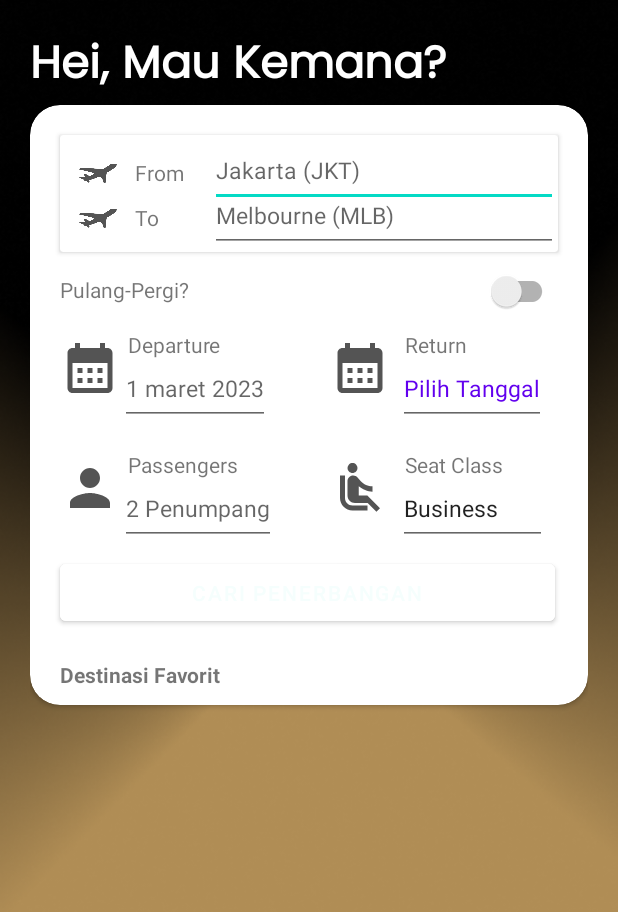
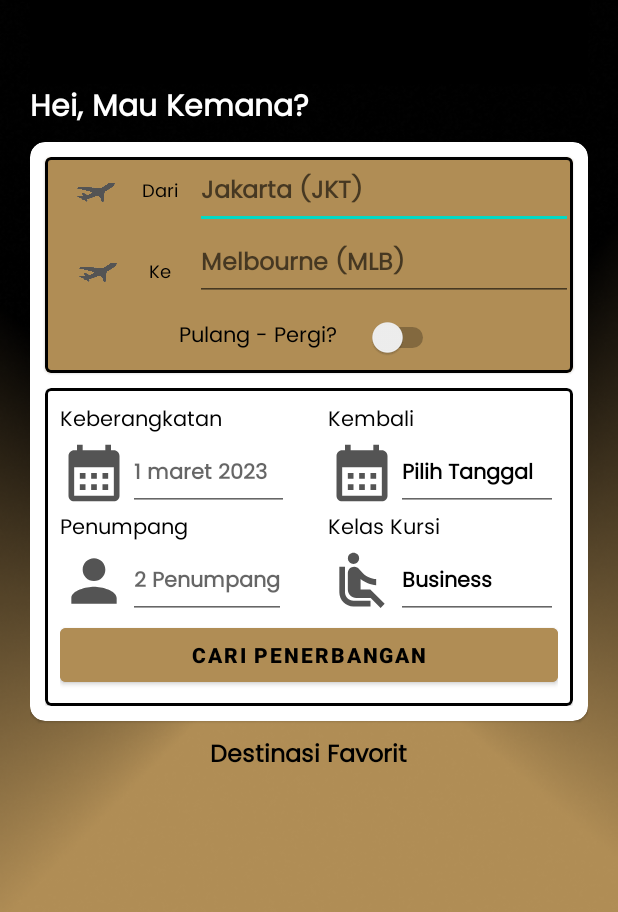
Before and after one commit to Flytix-Aerotech/AND-Tim-C-9, an Android app: the fragment Home shown on its own in the app's theme, on a phone screen of 412 x 824 dp. Shown: the top 912 px of the screen. Run offline under Robolectric (Android 15) with nearby library versions, the phone set to English and light mode, and no system bars.

Commit message:
Update Home

```diff
--- a/app/src/main/res/layout/fragment_home.xml
+++ b/app/src/main/res/layout/fragment_home.xml
@@ -1,222 +1,294 @@
 <?xml version="1.0" encoding="utf-8"?>
 <RelativeLayout xmlns:android="http://schemas.android.com/apk/res/android"
+    xmlns:app="http://schemas.android.com/apk/res-auto"
     xmlns:tools="http://schemas.android.com/tools"
     android:layout_width="match_parent"
     android:layout_height="match_parent"
-    xmlns:app="http://schemas.android.com/apk/res-auto"
     android:background="@drawable/bg_fargment"
-    android:padding="20dp"
+    android:paddingHorizontal="20dp"
     tools:context=".view.Home">
 
+    <androidx.appcompat.widget.Toolbar
+        android:id="@+id/tb_home"
+        android:layout_width="match_parent"
+        android:layout_height="wrap_content"
+        android:background="@color/black">
+
+    </androidx.appcompat.widget.Toolbar>
+
     <TextView
+        android:id="@+id/tvhome"
         style="@style/textheading20bold"
         android:layout_width="wrap_content"
         android:layout_height="wrap_content"
-        android:text="Hei, Mau Kemana?"
-        android:textColor="@color/white"
-        android:textSize="30sp" />
+        android:layout_below="@id/tb_home"
+        android:text="Hei, Mau Kemana?" />
 
 
-    <androidx.cardview.widget.CardView
+    <com.google.android.material.card.MaterialCardView
+        android:id="@+id/cv_home"
         android:layout_width="match_parent"
         android:layout_height="wrap_content"
-        android:layout_marginTop="50dp"
+        android:layout_below="@id/tvhome"
+        android:layout_marginTop="5dp"
         app:cardBackgroundColor="@color/white"
-        app:cardCornerRadius="20dp">
+        app:cardCornerRadius="10dp">
 
-        <androidx.cardview.widget.CardView
+        <RelativeLayout
+            android:layout_width="match_parent"
+            android:layout_height="wrap_content">
+
+            <com.google.android.material.card.MaterialCardView
+                android:id="@+id/cv_keberangkatan"
                 android:layout_width="match_parent"
                 android:layout_height="wrap_content"
-            android:layout_marginLeft="20dp"
-            android:layout_marginTop="20dp"
-            android:layout_marginRight="20dp">
+                android:layout_marginHorizontal="10dp"
+                android:layout_marginTop="10dp"
+                app:cardBackgroundColor="@color/emas"
+                app:strokeColor="@color/black"
+                app:strokeWidth="2dp">
+
+                <RelativeLayout
+                    android:layout_width="match_parent"
+                    android:layout_height="wrap_content">
 
                     <ImageView
+                        android:id="@+id/iv_pesawatdari"
                         android:layout_width="30dp"
                         android:layout_height="30dp"
-                android:layout_marginLeft="10dp"
-                android:layout_marginTop="10dp"
+                        android:layout_alignParentTop="true"
+                        android:layout_marginTop="8dp"
+                        android:layout_marginEnd="16dp"
+                        android:layout_toStartOf="@id/tv_darimana"
                         android:src="@drawable/pesawat" />
 
                     <ImageView
+                        android:id="@+id/iv_pesawatke"
                         android:layout_width="30dp"
                         android:layout_height="30dp"
-                android:layout_marginLeft="10dp"
-                android:layout_marginTop="40dp"
+                        android:layout_below="@id/iv_pesawatdari"
+                        android:layout_marginTop="23dp"
+                        android:layout_marginEnd="19dp"
+                        android:layout_toStartOf="@id/tv_kemana"
                         android:src="@drawable/pesawat" />
 
                     <TextView
-                android:layout_width="match_parent"
-                android:layout_height="30dp"
-                android:layout_marginLeft="50dp"
-                android:layout_marginTop="15dp"
-                android:text="From" />
+                        android:id="@+id/tv_darimana"
+                        style="@style/textbody12reguler"
+                        android:layout_width="wrap_content"
+                        android:layout_height="wrap_content"
+                        android:layout_alignParentTop="true"
+                        android:layout_marginTop="13dp"
+                        android:layout_marginEnd="11dp"
+                        android:layout_toStartOf="@id/et_asallokasi"
+                        android:text="Dari" />
 
                     <EditText
-                android:id="@+id/asal"
+                        android:id="@+id/et_asallokasi"
+                        style="@style/texttitle16bold"
+                        android:layout_width="252dp"
+                        android:layout_height="wrap_content"
+                        android:layout_alignParentEnd="true"
+                        android:hint="Jakarta (JKT)"
+                        android:minHeight="48dp"
+                        tools:ignore="TextSizeCheck"
+                        android:inputType="text" />
+
+                    <TextView
+                        android:id="@+id/tv_kemana"
+                        style="@style/textbody12reguler"
+                        android:layout_width="wrap_content"
+                        android:layout_height="wrap_content"
+                        android:layout_below="@id/tv_darimana"
+                        android:layout_marginTop="33dp"
+                        android:layout_marginEnd="16dp"
+                        android:layout_toStartOf="@id/et_tujuanlokasi"
+                        android:text="Ke" />
+
+                    <EditText
+                        android:id="@+id/et_tujuanlokasi"
+                        style="@style/texttitle16bold"
+                        android:layout_width="252dp"
+                        android:layout_height="wrap_content"
+                        android:layout_below="@id/et_asallokasi"
+                        android:layout_alignParentEnd="true"
+                        android:hint="Melbourne (MLB)"
+                        android:minHeight="48dp"
+                        tools:ignore="TextSizeCheck"
+                        android:inputType="text" />
+
+                    <Switch
+                        android:id="@+id/switch_pp"
+                        style="@style/textbody14reguler"
+                        android:layout_width="173dp"
+                        android:layout_height="wrap_content"
+                        android:layout_below="@id/et_tujuanlokasi"
+                        android:layout_centerHorizontal="true"
+                        android:minHeight="48dp"
+                        android:text="Pulang - Pergi?" />
+                </RelativeLayout>
+            </com.google.android.material.card.MaterialCardView>
+
+            <RelativeLayout
                 android:layout_width="match_parent"
                 android:layout_height="wrap_content"
-                android:layout_marginLeft="100dp"
-                android:hint="Jakarta (JKT)"
-                android:minHeight="48dp"
-                android:textSize="15dp"
-                tools:ignore="TextSizeCheck" />
+                android:layout_below="@id/cv_keberangkatan"
+                android:layout_marginHorizontal="10dp"
+                android:layout_marginVertical="10dp">
+
+                <com.google.android.material.card.MaterialCardView
+                    android:id="@+id/cv_penumpang"
+                    android:layout_width="match_parent"
+                    android:layout_height="wrap_content"
+                    app:strokeColor="@color/black"
+                    app:strokeWidth="2dp">
+
+                    <RelativeLayout
+                        android:layout_width="match_parent"
+                        android:layout_height="wrap_content"
+                        android:layout_margin="10dp">
 
                         <TextView
-                android:layout_width="match_parent"
-                android:layout_height="30dp"
-                android:layout_marginLeft="50dp"
-                android:layout_marginTop="45dp"
-                android:text="To" />
+                            android:id="@+id/tv_departure"
+                            style="@style/textbody14reguler"
+                            android:layout_width="140dp"
+                            android:layout_height="wrap_content"
+                            android:text="Keberangkatan" />
+
+                        <ImageView
+                            android:id="@+id/img_departure"
+                            android:layout_width="45dp"
+                            android:layout_height="45dp"
+                            android:layout_below="@id/tv_departure"
+                            android:src="@drawable/calendar_month" />
 
                         <EditText
-                android:id="@+id/tujuan"
+                            android:id="@+id/ET_departure"
+                            style="@style/textbody14bold"
+                            android:layout_width="107dp"
+                            android:layout_height="wrap_content"
+                            android:layout_below="@id/tv_departure"
+                            android:layout_toEndOf="@id/img_departure"
+                            android:hint="1 maret 2023"
+                            android:inputType="text"
+                            android:minHeight="48dp" />
+
+                        <TextView
+                            android:id="@+id/tv_return"
+                            style="@style/textbody14reguler"
+                            android:layout_width="153dp"
+                            android:layout_height="wrap_content"
+                            android:layout_above="@id/iv_return"
+                            android:layout_alignParentEnd="true"
+                            android:layout_marginBottom="2dp"
+                            android:text="Kembali" />
+
+
+                        <ImageView
+                            android:id="@+id/iv_return"
+                            android:layout_width="45dp"
+                            android:layout_height="45dp"
+                            android:layout_below="@id/tv_departure"
+                            android:layout_toStartOf="@id/et_return"
+                            android:src="@drawable/calendar_month" />
+
+                        <EditText
+                            android:id="@+id/et_return"
+                            style="@style/textbody14bold"
+                            android:layout_width="108dp"
+                            android:layout_height="wrap_content"
+                            android:layout_below="@id/tv_departure"
+                            android:layout_alignParentEnd="true"
+                            android:minHeight="48dp"
+                            android:text="Pilih Tanggal"
+                            tools:ignore="TextSizeCheck"
+                            android:inputType="text" />
+
+                        <TextView
+                            android:id="@+id/tv_passengers"
+                            style="@style/textbody14reguler"
+                            android:layout_width="wrap_content"
+                            android:layout_height="wrap_content"
+                            android:layout_below="@id/ET_departure"
+                            android:text="Penumpang" />
+
+                        <ImageView
+                            android:id="@+id/iv_passengers"
+                            android:layout_width="45dp"
+                            android:layout_height="45dp"
+                            android:layout_below="@id/tv_passengers"
+                            android:src="@drawable/person" />
+
+                        <EditText
+                            android:id="@+id/ET_passenger"
+                            style="@style/textbody14bold"
+                            android:layout_width="wrap_content"
+                            android:layout_height="wrap_content"
+                            android:layout_below="@id/tv_passengers"
+                            android:layout_toEndOf="@id/iv_passengers"
+                            android:hint="2 Penumpang"
+                            android:minHeight="48dp"
+                            tools:ignore="TextSizeCheck"
+                            android:inputType="text" />
+
+                        <TextView
+                            android:id="@+id/tv_kelaskursi"
+                            style="@style/textbody14reguler"
+                            android:layout_width="153dp"
+                            android:layout_height="wrap_content"
+                            android:layout_below="@id/et_return"
+                            android:layout_alignParentEnd="true"
+                            android:text="Kelas Kursi" />
+
+                        <EditText
+                            android:id="@+id/et_kelaskursi"
+                            style="@style/textbody14bold"
+                            android:layout_width="108dp"
+                            android:layout_height="wrap_content"
+                            android:layout_below="@id/tv_kelaskursi"
+                            android:layout_alignParentEnd="true"
+                            android:minHeight="48dp"
+                            android:text="Business"
+                            tools:ignore="TextSizeCheck"
+                            android:inputType="text" />
+
+                        <ImageView
+                            android:id="@+id/iv_kelaskursi"
+                            android:layout_width="45dp"
+                            android:layout_height="45dp"
+                            android:layout_below="@id/tv_kelaskursi"
+                            android:layout_toStartOf="@id/et_kelaskursi"
+                            android:src="@drawable/airline_seat" />
+
+
+                        <Button
+                            style="@style/btngold"
                             android:layout_width="match_parent"
                             android:layout_height="wrap_content"
-                android:layout_marginLeft="100dp"
-                android:layout_marginTop="30dp"
-                android:hint="Melbourne (MLB)"
-                android:minHeight="48dp"
-                android:textSize="15dp"
-                tools:ignore="TextSizeCheck" />
+                            android:layout_below="@id/et_kelaskursi"
+                            android:text="Cari Penerbangan" />
+                    </RelativeLayout>
 
-
-        </androidx.cardview.widget.CardView>
-
-        <androidx.appcompat.widget.SwitchCompat
-            android:layout_width="match_parent"
-            android:layout_height="wrap_content"
-            android:layout_marginTop="100dp"
-            android:layout_marginRight="20dp" />
-
-        <TextView
-            android:layout_width="match_parent"
-            android:layout_height="wrap_content"
-            android:layout_marginLeft="20dp"
-            android:layout_marginTop="113dp"
-            android:text="Pulang-Pergi?" />
-
-        <TextView
-            android:layout_width="match_parent"
-            android:layout_height="wrap_content"
-            android:layout_marginLeft="65dp"
-            android:layout_marginTop="150dp"
-            android:text="Departure" />
-
-        <EditText
-            android:layout_width="wrap_content"
-            android:layout_height="wrap_content"
-            android:layout_marginLeft="60dp"
-            android:layout_marginTop="165dp"
-            android:hint="1 maret 2023"
-            android:minHeight="48dp"
-            android:textSize="15dp"
-            tools:ignore="TextSizeCheck" />
-
-        <ImageView
-            android:layout_width="40dp"
-            android:layout_height="40dp"
-            android:layout_marginLeft="20dp"
-            android:layout_marginTop="155dp"
-            android:src="@drawable/calendar_month" />
-
-        <TextView
-            android:layout_width="100dp"
-            android:layout_height="wrap_content"
-            android:layout_marginLeft="250dp"
-            android:layout_marginTop="230dp"
-            android:text="Seat Class" />
-
-        <EditText
-            android:layout_width="99dp"
-            android:layout_height="wrap_content"
-            android:layout_marginLeft="245dp"
-            android:layout_marginTop="245dp"
-            android:minHeight="48dp"
-            android:text="Business"
-            android:textSize="15dp"
-            tools:ignore="TextSizeCheck" />
-
-        <ImageView
-            android:layout_width="40dp"
-            android:layout_height="40dp"
-            android:layout_marginLeft="200dp"
-            android:layout_marginTop="155dp"
-            android:src="@drawable/calendar_month" />
+                </com.google.android.material.card.MaterialCardView>
+            </RelativeLayout>
+        </RelativeLayout>
+    </com.google.android.material.card.MaterialCardView>
 
 
     <TextView
-            android:layout_width="match_parent"
-            android:layout_height="wrap_content"
-            android:layout_marginLeft="250dp"
-            android:layout_marginTop="150dp"
-            android:text="Return" />
-
-        <EditText
+        android:layout_below="@id/cv_home"
+        android:id="@+id/tv_favdestinasi"
+        style="@style/texttitle16bold"
         android:layout_width="wrap_content"
         android:layout_height="wrap_content"
-            android:layout_marginLeft="245dp"
-            android:layout_marginTop="165dp"
-            android:minHeight="48dp"
-            android:text="Pilih Tanggal"
-            android:textColor="@color/purple_500"
-            android:textSize="15dp"
-            tools:ignore="TextSizeCheck" />
-
-        <ImageView
-            android:layout_width="40dp"
-            android:layout_height="40dp"
-            android:layout_marginLeft="200dp"
-            android:layout_marginTop="235dp"
-            android:src="@drawable/airline_seat" />
-
-        <TextView
-            android:layout_width="match_parent"
-            android:layout_height="wrap_content"
-            android:layout_marginLeft="65dp"
-            android:layout_marginTop="230dp"
-            android:text="Passengers" />
-
-        <EditText
-            android:layout_width="wrap_content"
-            android:layout_height="wrap_content"
-            android:layout_marginLeft="60dp"
-            android:layout_marginTop="245dp"
-            android:hint="2 Penumpang"
-            android:minHeight="48dp"
-            android:textSize="15dp"
-            tools:ignore="TextSizeCheck" />
-
-        <ImageView
-            android:layout_width="40dp"
-            android:layout_height="40dp"
-            android:layout_marginLeft="20dp"
-            android:layout_marginTop="235dp"
-            android:src="@drawable/person" />
-
-        <Button
-            android:layout_width="330dp"
-            android:layout_height="50dp"
-            android:layout_marginLeft="20dp"
-            android:layout_marginTop="300dp"
-            style="@style/btn"
-            android:text="Cari Penerbangan" />
-
-        <TextView
-            android:layout_width="match_parent"
-            android:layout_height="wrap_content"
-            android:layout_marginLeft="20dp"
-            android:layout_marginTop="370dp"
-            android:text="Destinasi Favorit"
-            android:textStyle="bold" />
+        android:layout_centerHorizontal="true"
+        android:layout_marginTop="10dp"
+        android:text="Destinasi Favorit" />
 
     <androidx.recyclerview.widget.RecyclerView
         android:id="@+id/rvHome"
         android:layout_width="match_parent"
         android:layout_height="wrap_content"
-            android:layout_marginLeft="20dp"
-            android:layout_marginTop="400dp" />
-
-    </androidx.cardview.widget.CardView>
+        android:layout_below="@id/tv_favdestinasi" />
 
 </RelativeLayout>
--- a/app/src/main/res/layout/fragment_login.xml
+++ b/app/src/main/res/layout/fragment_login.xml
@@ -5,7 +5,7 @@
     android:layout_width="match_parent"
     android:layout_height="match_parent"
     tools:context=".view.Login"
-    android:background="@color/black">
+    android:background="@drawable/bg_fargment">
 
 
     <androidx.appcompat.widget.Toolbar
--- a/app/src/main/res/values/styles.xml
+++ b/app/src/main/res/values/styles.xml
@@ -3,39 +3,39 @@
 
 <!--    style text body-->
     <style name="textbody10reguler">
-        <item name="android:textColor">@color/white</item>
+        <item name="android:textColor">@color/black</item>
         <item name="android:textSize">10sp</item>
         <item name="android:fontFamily">@font/poppin</item>
     </style>
 
     <style name="textbody10bold">
-        <item name="android:textColor">@color/white</item>
+        <item name="android:textColor">@color/black</item>
         <item name="android:textSize">10sp</item>
         <item name="android:fontFamily">@font/poppin</item>
         <item name="android:textStyle">bold</item>
     </style>
 
     <style name="textbody12reguler">
-        <item name="android:textColor">@color/white</item>
+        <item name="android:textColor">@color/black</item>
         <item name="android:textSize">12sp</item>
         <item name="android:fontFamily">@font/poppin</item>
     </style>
 
     <style name="textbody12bold">
-        <item name="android:textColor">@color/white</item>
+        <item name="android:textColor">@color/black</item>
         <item name="android:textSize">12sp</item>
         <item name="android:fontFamily">@font/poppin</item>
         <item name="android:textStyle">bold</item>
     </style>
 
     <style name="textbody14reguler">
-        <item name="android:textColor">@color/white</item>
+        <item name="android:textColor">@color/black</item>
         <item name="android:textSize">14sp</item>
         <item name="android:fontFamily">@font/poppin</item>
     </style>
 
     <style name="textbody14bold">
-        <item name="android:textColor">@color/white</item>
+        <item name="android:textColor">@color/black</item>
         <item name="android:textSize">14sp</item>
         <item name="android:fontFamily">@font/poppin</item>
         <item name="android:textStyle">bold</item>
@@ -43,26 +43,26 @@
 
 <!--    style text title-->
     <style name="texttitle16reguler">
-        <item name="android:textColor">@color/white</item>
+        <item name="android:textColor">@color/black</item>
         <item name="android:textSize">16sp</item>
         <item name="android:fontFamily">@font/poppin</item>
     </style>
 
     <style name="texttitle16bold">
-        <item name="android:textColor">@color/white</item>
+        <item name="android:textColor">@color/black</item>
         <item name="android:textSize">16sp</item>
         <item name="android:fontFamily">@font/poppin</item>
         <item name="android:textStyle">bold</item>
     </style>
 
     <style name="texttitle18reguler">
-        <item name="android:textColor">@color/white</item>
+        <item name="android:textColor">@color/black</item>
         <item name="android:textSize">18sp</item>
         <item name="android:fontFamily">@font/poppin</item>
     </style>
 
     <style name="texttitle18bold">
-        <item name="android:textColor">@color/white</item>
+        <item name="android:textColor">@color/black</item>
         <item name="android:textSize">18sp</item>
         <item name="android:fontFamily">@font/poppin</item>
         <item name="android:textStyle">bold</item>
@@ -103,9 +103,19 @@
 
 
 <!--    style button-->
-    <style name="btn">
-        <item name="android:backgroundTint">@color/white</item>
+    <style name="btnblack">
+        <item name="android:backgroundTint">@color/black</item>
         <item name="android:textColor">@color/putih</item>
+        <item name="android:textStyle">bold</item>
+        <item name="android:textSize">14sp</item>
+    </style>
+
+    <style name="btngold">
+        <item name="android:backgroundTint">@color/emas</item>
+        <item name="android:textColor">@color/black</item>
+        <item name="android:textStyle">bold</item>
+        <item name="android:textSize">14sp</item>
+
     </style>
 
 
```
Lines whose indentation alone changed are shown as unchanged.
